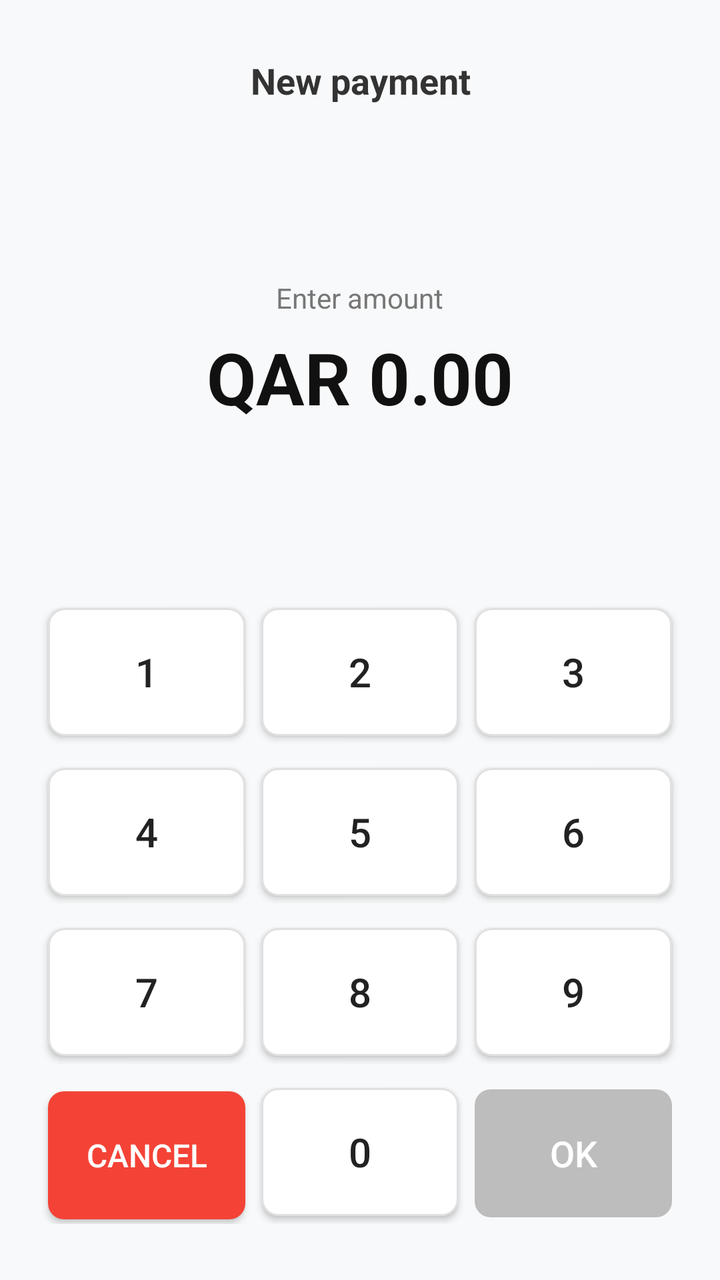
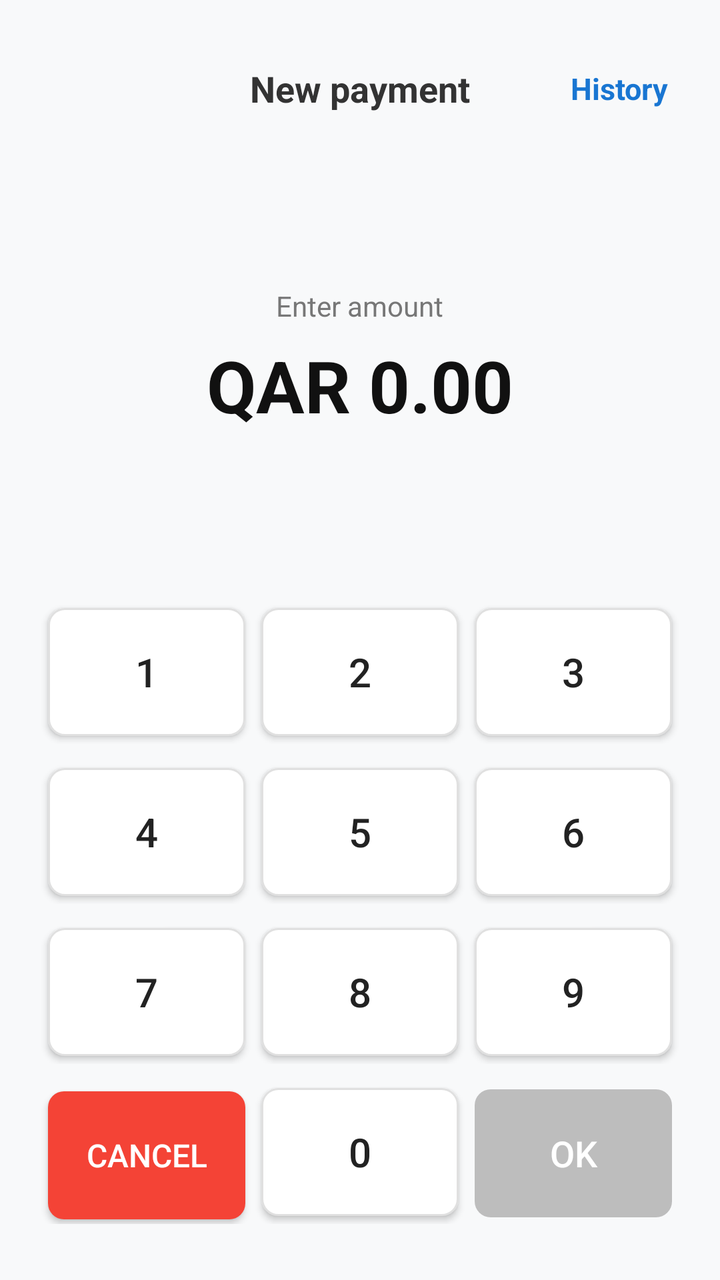

Screens rendered from an Android XML layout before and after an edit, with the pre-edit source and the edit as a unified diff.
<!-- AndroidManifest.xml: activity theme Theme.Dipsy -->
<!-- res/layout/activity_main.xml -->
<?xml version="1.0" encoding="utf-8"?>
<LinearLayout xmlns:android="http://schemas.android.com/apk/res/android"
    android:layout_width="match_parent"
    android:layout_height="match_parent"
    android:orientation="vertical"
    android:padding="20dp"
    android:background="#F8F9FA">

    <TextView
        android:layout_width="match_parent"
        android:layout_height="wrap_content"
        android:layout_marginTop="8dp"
        android:gravity="center"
        android:text="New payment"
        android:textColor="#333333"
        android:textSize="18sp"
        android:textStyle="bold" />

    <LinearLayout
        android:layout_width="match_parent"
        android:layout_height="0dp"
        android:layout_weight="1"
        android:gravity="center"
        android:orientation="vertical">

        <TextView
            android:layout_width="wrap_content"
            android:layout_height="wrap_content"
            android:text="Enter amount"
            android:textColor="#777777"
            android:textSize="14sp" />

        <TextView
            android:id="@+id/amount"
            android:layout_width="wrap_content"
            android:layout_height="wrap_content"
            android:layout_marginTop="6dp"
            android:text="QAR 0.00"
            android:textColor="#111111"
            android:textSize="36sp"
            android:textStyle="bold" />

        <ProgressBar
            android:id="@+id/progressBar"
            android:layout_width="32dp"
            android:layout_height="32dp"
            android:layout_marginTop="12dp"
            android:visibility="gone" />

        <LinearLayout
            android:id="@+id/layoutError"
            android:layout_width="wrap_content"
            android:layout_height="wrap_content"
            android:layout_marginTop="12dp"
            android:gravity="center"
            android:orientation="vertical"
            android:visibility="gone">

            <TextView
                android:id="@+id/tvError"
                android:layout_width="wrap_content"
                android:layout_height="wrap_content"
                android:textColor="#D32F2F"
                android:textSize="14sp" />

            <Button
                android:id="@+id/btnRetry"
                style="@android:style/Widget.Material.Button.Borderless"
                android:layout_width="wrap_content"
                android:layout_height="wrap_content"
                android:text="Retry"
                android:textColor="#D32F2F"
                android:textSize="14sp" />
        </LinearLayout>
    </LinearLayout>

    <TableLayout
        android:layout_width="match_parent"
        android:layout_height="wrap_content"
        android:stretchColumns="*">

        <TableRow android:layout_marginBottom="8dp">
            <Button
                android:id="@+id/btn1"
                android:layout_height="64dp"
                android:layout_margin="4dp"
                android:background="@drawable/bg_key_num"
                android:text="1"
                android:textColor="#222222"
                android:textSize="20sp" />
            <Button
                android:id="@+id/btn2"
                android:layout_height="64dp"
                android:layout_margin="4dp"
                android:background="@drawable/bg_key_num"
                android:text="2"
                android:textColor="#222222"
                android:textSize="20sp" />
            <Button
                android:id="@+id/btn3"
                android:layout_height="64dp"
                android:layout_margin="4dp"
                android:background="@drawable/bg_key_num"
                android:text="3"
                android:textColor="#222222"
                android:textSize="20sp" />
        </TableRow>

        <TableRow android:layout_marginBottom="8dp">
            <Button
                android:id="@+id/btn4"
                android:layout_height="64dp"
                android:layout_margin="4dp"
                android:background="@drawable/bg_key_num"
                android:text="4"
                android:textColor="#222222"
                android:textSize="20sp" />
            <Button
                android:id="@+id/btn5"
                android:layout_height="64dp"
                android:layout_margin="4dp"
                android:background="@drawable/bg_key_num"
                android:text="5"
                android:textColor="#222222"
                android:textSize="20sp" />
            <Button
                android:id="@+id/btn6"
                android:layout_height="64dp"
                android:layout_margin="4dp"
                android:background="@drawable/bg_key_num"
                android:text="6"
                android:textColor="#222222"
                android:textSize="20sp" />
        </TableRow>

        <TableRow android:layout_marginBottom="8dp">
            <Button
                android:id="@+id/btn7"
                android:layout_height="64dp"
                android:layout_margin="4dp"
                android:background="@drawable/bg_key_num"
                android:text="7"
                android:textColor="#222222"
                android:textSize="20sp" />
            <Button
                android:id="@+id/btn8"
                android:layout_height="64dp"
                android:layout_margin="4dp"
                android:background="@drawable/bg_key_num"
                android:text="8"
                android:textColor="#222222"
                android:textSize="20sp" />
            <Button
                android:id="@+id/btn9"
                android:layout_height="64dp"
                android:layout_margin="4dp"
                android:background="@drawable/bg_key_num"
                android:text="9"
                android:textColor="#222222"
                android:textSize="20sp" />
        </TableRow>

        <TableRow android:layout_marginBottom="8dp">
            <Button
                android:id="@+id/btnCancel"
                android:layout_height="64dp"
                android:layout_margin="4dp"
                android:background="@drawable/bg_key_cancel"
                android:text="Cancel"
                android:textColor="#FFFFFF"
                android:textSize="16sp" />
            <Button
                android:id="@+id/btn0"
                android:layout_height="64dp"
                android:layout_margin="4dp"
                android:background="@drawable/bg_key_num"
                android:text="0"
                android:textColor="#222222"
                android:textSize="20sp" />
            <Button
                android:id="@+id/btnOK"
                android:layout_height="64dp"
                android:layout_margin="4dp"
                android:background="@drawable/bg_key_ok"
                android:enabled="false"
                android:text="OK"
                android:textColor="#FFFFFF"
                android:textSize="18sp" />
        </TableRow>
    </TableLayout>

</LinearLayout>
<!-- resources referenced by this layout -->
<resources>
  <!-- drawable bg_key_cancel (drawable) -->
  <?xml version="1.0" encoding="utf-8"?>
  <shape xmlns:android="http://schemas.android.com/apk/res/android">
      <solid android:color="#F44336" />
      <corners android:radius="8dp" />
  </shape>
  <!-- drawable bg_key_num (drawable) -->
  <?xml version="1.0" encoding="utf-8"?>
  <shape xmlns:android="http://schemas.android.com/apk/res/android">
      <solid android:color="#FFFFFF" />
      <corners android:radius="8dp" />
      <stroke android:width="1dp" android:color="#E0E0E0" />
  </shape>
  <!-- drawable bg_key_ok (drawable) -->
  <?xml version="1.0" encoding="utf-8"?>
  <selector xmlns:android="http://schemas.android.com/apk/res/android">
      <item android:state_enabled="false">
          <shape>
              <solid android:color="#BDBDBD" />
              <corners android:radius="8dp" />
          </shape>
      </item>
      <item>
          <shape>
              <solid android:color="#4CAF50" />
              <corners android:radius="8dp" />
          </shape>
      </item>
  </selector>
  <style name="Theme.Dipsy" parent="android:Theme.Material.Light.NoActionBar" />
</resources>

<!-- the commit's change to res/layout/activity_main.xml (unified diff, before → after) -->
@@ -6,15 +6,32 @@
     android:padding="20dp"
     android:background="#F8F9FA">
 
-    <TextView
+    <RelativeLayout
         android:layout_width="match_parent"
         android:layout_height="wrap_content"
-        android:layout_marginTop="8dp"
-        android:gravity="center"
-        android:text="New payment"
-        android:textColor="#333333"
-        android:textSize="18sp"
-        android:textStyle="bold" />
+        android:layout_marginTop="8dp">
+
+        <TextView
+            android:layout_width="wrap_content"
+            android:layout_height="wrap_content"
+            android:layout_centerInParent="true"
+            android:text="New payment"
+            android:textColor="#333333"
+            android:textSize="18sp"
+            android:textStyle="bold" />
+
+        <TextView
+            android:id="@+id/btnHistory"
+            android:layout_width="wrap_content"
+            android:layout_height="wrap_content"
+            android:layout_alignParentEnd="true"
+            android:layout_centerVertical="true"
+            android:padding="6dp"
+            android:text="History"
+            android:textColor="#1976D2"
+            android:textSize="15sp"
+            android:textStyle="bold" />
+    </RelativeLayout>
 
     <LinearLayout
         android:layout_width="match_parent"
